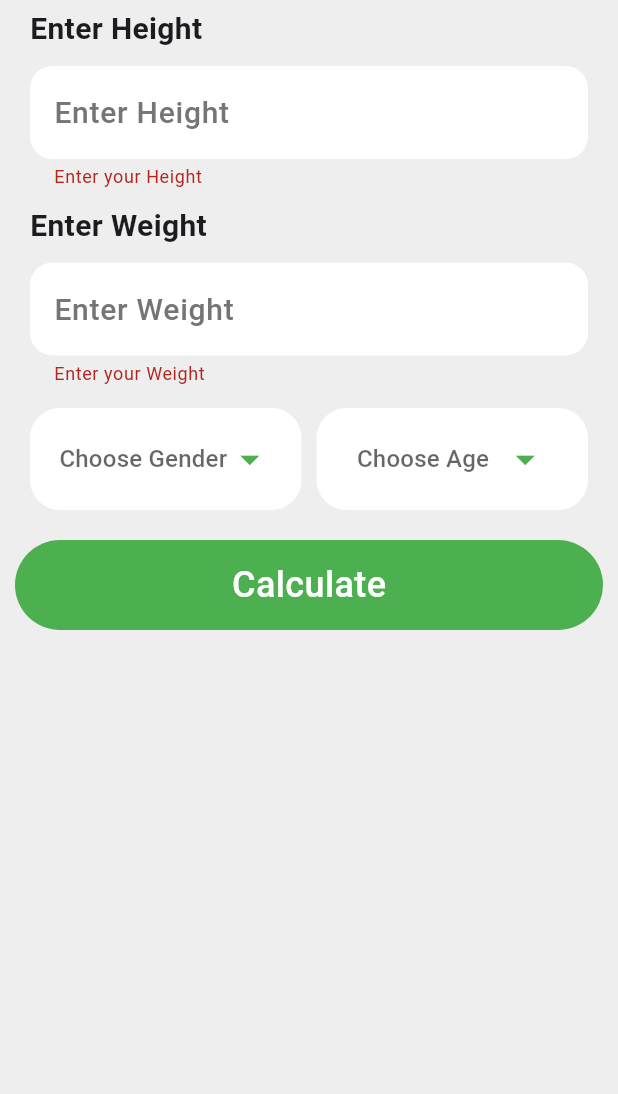
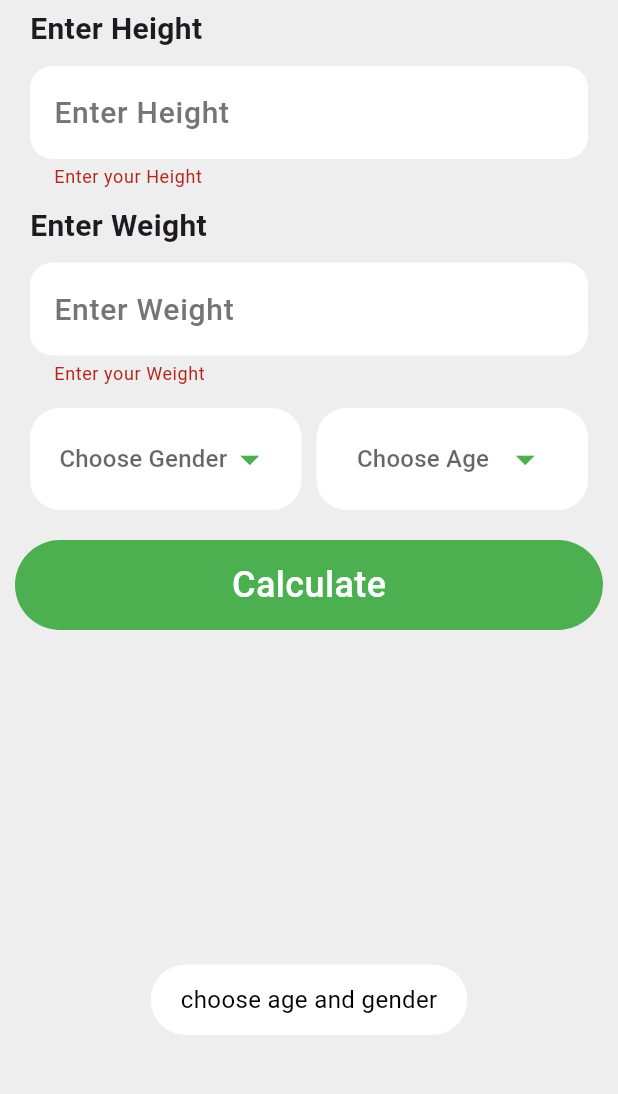
Before and after one commit to suleymanharbelioglu/BMI-Calculator, a Flutter app: the screen it shows after launch, after a tap on "Calculate", on a phone screen of 412 x 824 dp, the part 105-1199 px from its top. Run offline on Flutter 3.47's test engine with Material 3 defaults, Android fonts, the phone set to English and light mode, and no system bars; our stand-ins replace fluttertoast; missing offline and left inert: flux_validator_dart.

Commit message:
female gender toast message

```diff
--- a/lib/data_helper/data_helper.dart
+++ b/lib/data_helper/data_helper.dart
@@ -1,4 +1,6 @@
+import 'package:flutter/material.dart';
 import 'package:flutter_application_2/model/model.dart';
+import 'package:fluttertoast/fluttertoast.dart';
 
 class DataHelper {
   static String createMainImageUrlAccordingToMassType(MassType massType) {
@@ -167,4 +169,25 @@ class DataHelper {
 
     return null;
   }
+
+  static void showToastMessage(String message) {
+    Fluttertoast.showToast(
+        msg: message,
+        toastLength: Toast.LENGTH_SHORT,
+        gravity: ToastGravity.BOTTOM,
+        timeInSecForIosWeb: 1,
+        backgroundColor: Colors.white,
+        textColor: Colors.black,
+        fontSize: 16.0);
+  }
+
+static void showToastForDropDownButtons(String? age , String? gender) {
+    if (age == null && gender == null) {
+      DataHelper.showToastMessage("choose age and gender");
+    } else if (age == null) {
+      DataHelper.showToastMessage("choose age");
+    } else if (gender == null) {
+      DataHelper.showToastMessage("choose gender");
+    }
+  }
 }
--- a/lib/page/home_page.dart
+++ b/lib/page/home_page.dart
@@ -7,6 +7,7 @@ import 'package:flutter_application_2/widget/home%20page/age_dropdown.dart';
 import 'package:flutter_application_2/widget/home%20page/gender_dropdown.dart';
 import 'package:flutter_application_2/widget/home%20page/height_text_form_filed.dart';
 import 'package:flutter_application_2/widget/home%20page/weight_text_form_filed.dart';
+import 'package:fluttertoast/fluttertoast.dart';
 
 class HomePage extends StatefulWidget {
   const HomePage({super.key});
@@ -100,18 +101,8 @@ class _HomePageState extends State<HomePage> {
   Widget calculateButton() {
     return GestureDetector(
       onTap: () {
-        if (formKey.currentState!.validate() && age != null && gender != null) {
-          formKey.currentState!.save();
-          bodyMassIndex =
-              DataHelper.calculateBodyMassIndex(age!, height, weight, gender!);
-          massType = DataHelper.returnMassTypeAcordingToBMI(bodyMassIndex)!;
-          print("bmi : $bodyMassIndex --------------------------");
-          print("massType : $massType -------------------------");
-          Navigator.of(context).push(MaterialPageRoute(
-            builder: (context) =>
-                ResultPage(massIndex: bodyMassIndex, massType: massType),
-          ));
-        }
+        DataHelper.showToastForDropDownButtons(age, gender);
+        validateAndGoToResultPage();
       },
       child: Container(
         margin: Constants.calculateButtonPading,
@@ -129,4 +120,19 @@ class _HomePageState extends State<HomePage> {
       ),
     );
   }
+
+  void validateAndGoToResultPage() {
+    if (formKey.currentState!.validate() && age != null && gender != null) {
+      formKey.currentState!.save();
+      bodyMassIndex =
+          DataHelper.calculateBodyMassIndex(age!, height, weight, gender!);
+      massType = DataHelper.returnMassTypeAcordingToBMI(bodyMassIndex)!;
+      print("bmi : $bodyMassIndex --------------------------");
+      print("massType : $massType -------------------------");
+      Navigator.of(context).push(MaterialPageRoute(
+        builder: (context) =>
+            ResultPage(massIndex: bodyMassIndex, massType: massType),
+      ));
+    }
+  }
 }
--- a/lib/widget/result page/bar_img_body_type.dart
+++ b/lib/widget/result page/bar_img_body_type.dart
@@ -22,7 +22,7 @@ class BarImgBodyType extends StatelessWidget {
             height: 200,
             width: 100,
             child: Image.asset(
-              DataHelper.createMainImageUrlAccordingToMassType(massType)!,
+              DataHelper.createMainImageUrlAccordingToMassType(massType),
               fit: BoxFit.fill,
             ),
           ),
--- a/pubspec.yaml
+++ b/pubspec.yaml
@@ -36,7 +36,7 @@ dependencies:
   # Use with the CupertinoIcons class for iOS style icons.
   cupertino_icons: ^1.0.8
   flux_validator_dart: ^2.0.0
-  flutter_easyloading: ^3.0.5
+  fluttertoast: ^8.2.8
 
 dev_dependencies:
   flutter_test:
```
